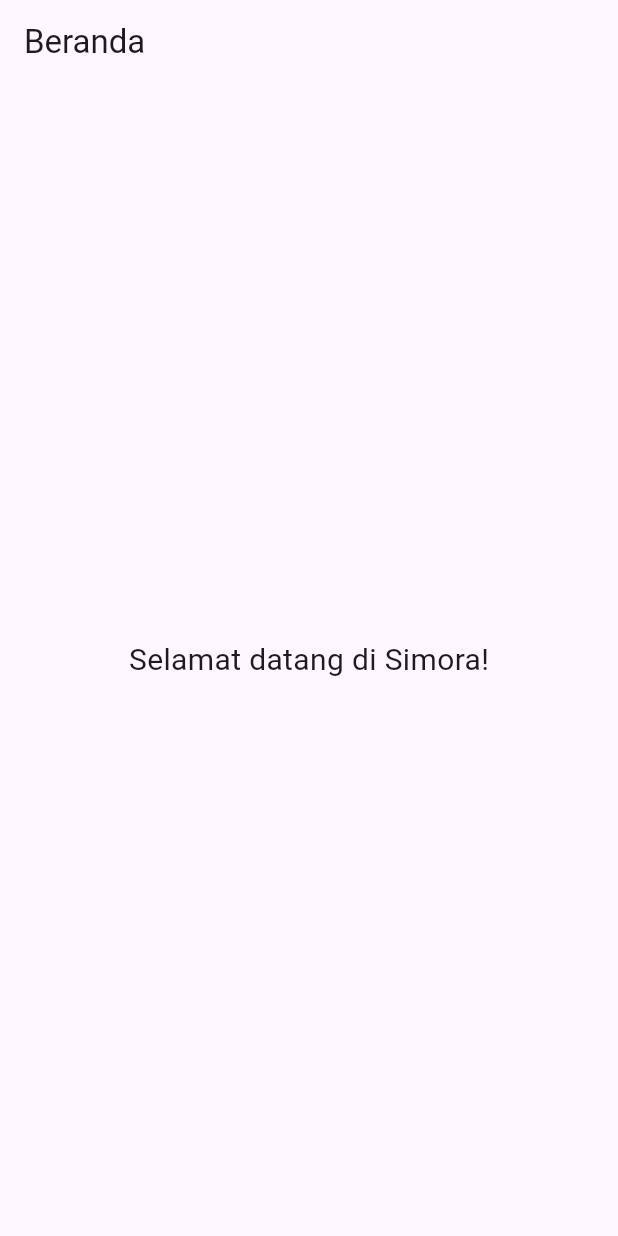
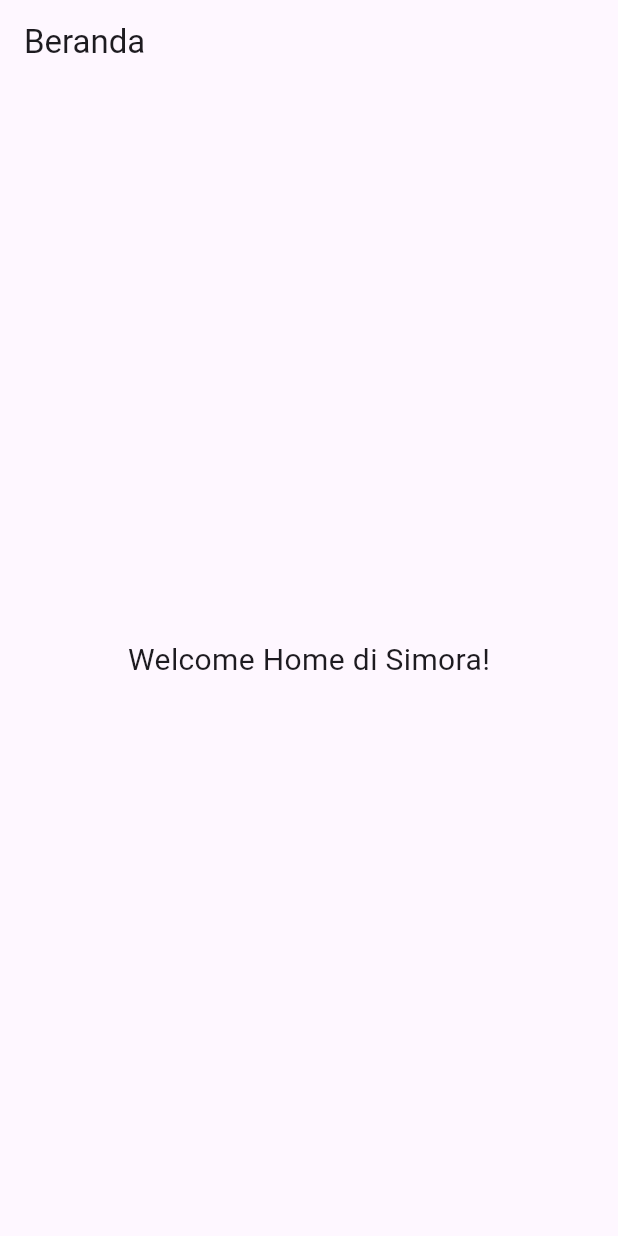
Before and after one commit to Yondaiblaze/SimoraPKK, a Flutter app: the HomePage screen opened directly, on a phone screen of 412 x 824 dp. Run offline on Flutter 3.47's test engine with Material 3 defaults, Android fonts, the phone set to English and light mode, and no system bars.

Commit message:
Perubahan terbaru daidai

```diff
--- a/lib/home_page.dart
+++ b/lib/home_page.dart
@@ -11,7 +11,7 @@ class HomePage extends StatelessWidget {
       ),
       body: const Center(
         child: Text(
-          'Selamat datang di Simora!',
+          'Welcome Home di Simora!',
           style: TextStyle(fontSize: 20),
         ),
       ),
--- a/lib/main.dart
+++ b/lib/main.dart
@@ -1,5 +1,5 @@
 import 'package:flutter/material.dart';
-import 'profile_page.dart';
+import 'notification_page.dart';
 
 void main() {
   runApp(const MyApp());
@@ -12,7 +12,7 @@ class MyApp extends StatelessWidget {
   Widget build(BuildContext context) {
     return const MaterialApp(
       debugShowCheckedModeBanner: false,
-      home: ProfilePage(),
+      home: NotificationPage(),
     );
   }
 }
--- a/lib/profile_page.dart
+++ b/lib/profile_page.dart
@@ -57,7 +57,7 @@ class _ProfilePageState extends State<ProfilePage> {
                       ),
                       const SizedBox(height: 12),
                       const Text(
-                        'Ahmad Fadli',
+                        'Daiva Afdal',
                         style: TextStyle(
                           fontSize: 22,
                           fontWeight: FontWeight.w600,
```
